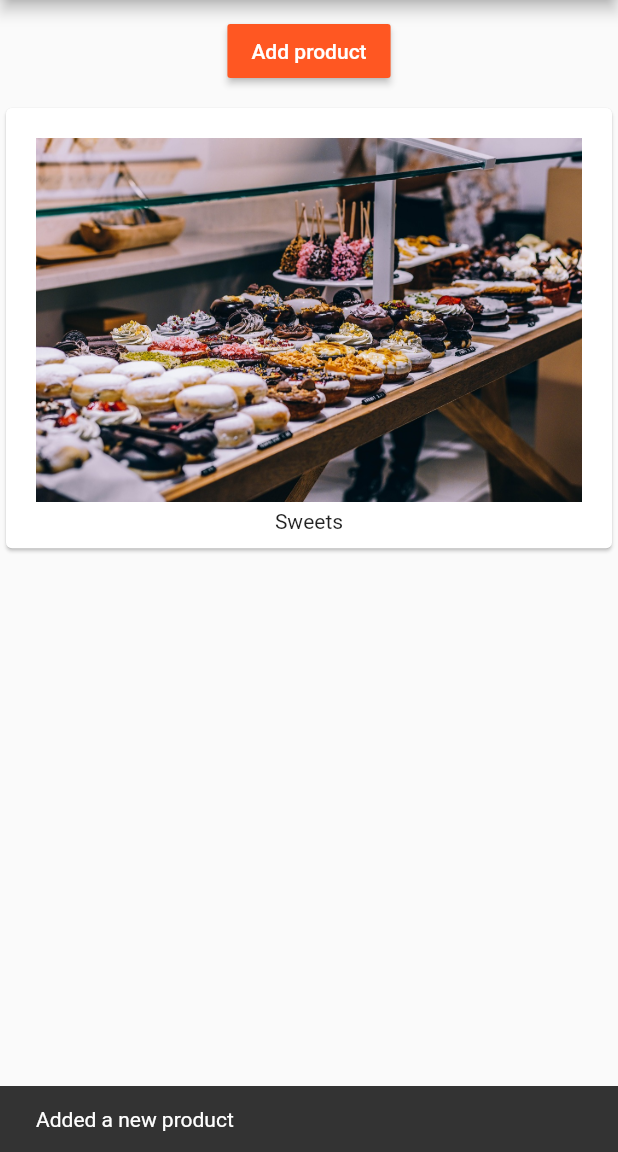
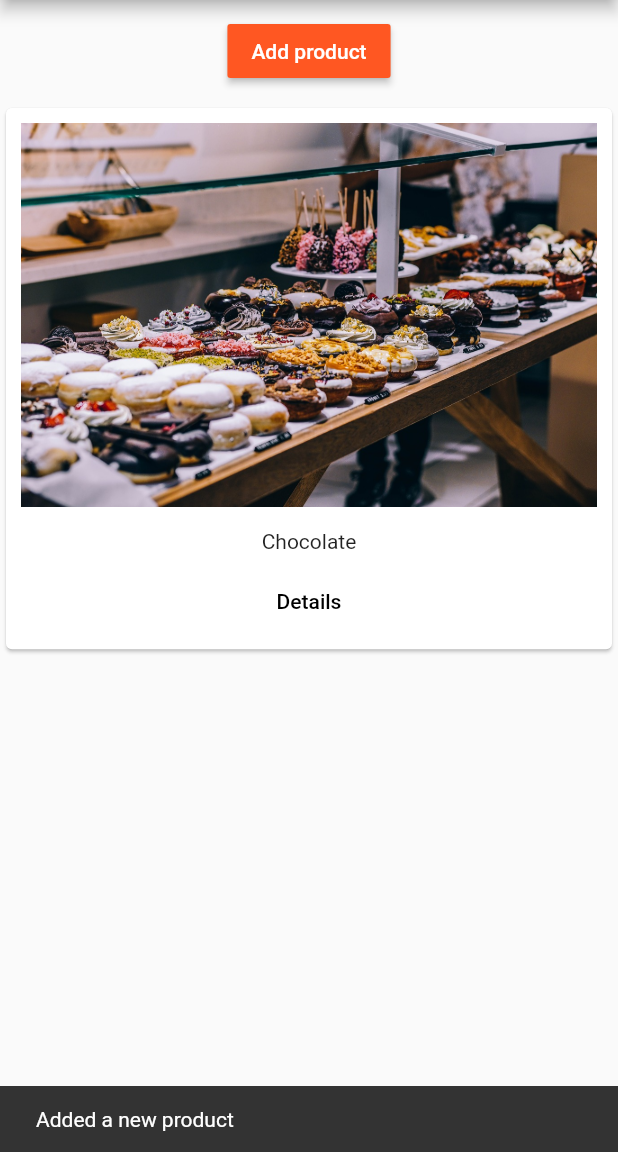
Before and after one commit to myidispg/flutter-projects, a Flutter app: the screen it shows after launch, after a tap on "Add product", on a phone screen of 412 x 824 dp, the part 84-1236 px from its top. Run offline on Flutter 3.47's test engine with Material 2 defaults, Android fonts, the phone set to English and light mode, and no system bars.

Commit message:
Added product delete

```diff
--- a/easy_list/lib/main.dart
+++ b/easy_list/lib/main.dart
@@ -1,13 +1,12 @@
 import 'package:flutter/material.dart';
 
-import 'product_manager.dart';
+import 'pages/home.dart';
 
 main() {
   runApp(MyApp());
 }
 
 class MyApp extends StatelessWidget {
-
   @override
   Widget build(context) {
     return MaterialApp(
@@ -17,12 +16,7 @@ class MyApp extends StatelessWidget {
         primarySwatch: Colors.deepOrange,
         accentColor: Colors.deepPurple,
       ),
-      home: Scaffold(
-        appBar: AppBar(
-          title: Text("Easy List"),
-        ),
-        body: ProductManager(/* startingProduct : 'Food Tester' */),
-      ),
+      home: HomePage(),
     );
   }
 }
--- /dev/null
+++ b/easy_list/lib/pages/home.dart
@@ -0,0 +1,16 @@
+import 'package:flutter/material.dart';
+
+import 'package:easy_list/product_manager.dart';
+
+class HomePage extends StatelessWidget {
+  @override
+  Widget build(BuildContext context) {
+    // TODO: implement build
+    return Scaffold(
+      appBar: AppBar(
+        title: Text("Easy List"),
+      ),
+      body: ProductManager(/* startingProduct : 'Food Tester' */),
+    );
+  }
+}
--- a/easy_list/lib/product_control.dart
+++ b/easy_list/lib/product_control.dart
@@ -10,8 +10,9 @@ class ProductControl extends StatelessWidget {
     return RaisedButton(
       color: Theme.of(context).primaryColor,
       onPressed: () {
-        addProduct('Sweets');
-        Scaffold.of(context).showSnackBar(new SnackBar(content: new Text("Added a new product")));
+        addProduct({'title': 'Chocolate', 'image': 'assets/food.jpg'});
+        Scaffold.of(context).showSnackBar(
+            new SnackBar(content: new Text("Added a new product")));
       },
       child: Text(
         'Add product',
--- a/easy_list/lib/product_manager.dart
+++ b/easy_list/lib/product_manager.dart
@@ -4,10 +4,10 @@ import 'products.dart';
 import 'product_control.dart';
 
 class ProductManager extends StatefulWidget {
+  final Map<String, String> startingProduct;
 
-  final String startingProduct;
-
-  ProductManager({this.startingProduct}); // Default argument.
+  ProductManager(
+      {this.startingProduct} /* {this.startingProduct = 'Some food'} */); // Default argument.
 
   @override
   State<StatefulWidget> createState() {
@@ -16,18 +16,20 @@ class ProductManager extends StatefulWidget {
 }
 
 class _ProductManagerState extends State<ProductManager> {
-  List<String> _products = [];
+  List<Map<String, String>> _products = [];
 
   // Method to call when this ProductManager is called for the first time. Subsequent state changes are ignored.
   @override
   void initState() {
-    if(widget.startingProduct != null) {
+    if (widget.startingProduct != null) {
       _products.add(widget.startingProduct);
     }
     super.initState();
   }
 
-  void _addProduct(String product){
+  void _addProduct(Map<String, String> product) {
+    // A map is used to hold multiple values. A product can have price, title etc.
+    // Set state is a part of StatefulWidget class. Hence, it cannot be used in StatelessWidget.
     setState(() {
       // This method should handle the logic to updating widget's state. This calls the build method again.
       _products.add(product);
@@ -35,14 +37,20 @@ class _ProductManagerState extends State<ProductManager> {
     });
   }
 
+  void _deleteProduct(int index){
+    setState(() {
+      _products.removeAt(index);
+    });
+  }
+
   @override
   Widget build(BuildContext context) {
     return Column(children: [
       Container(
-        margin: EdgeInsets.all(10.0),
-        child: ProductControl(_addProduct)
-      ),
-      Expanded(child: Products(_products)) // Expanded takes all the
+          margin: EdgeInsets.all(10.0), child: ProductControl(_addProduct)),
+      Expanded(
+          child: Products(
+              _products, deleteProduct: _deleteProduct)) // Expanded takes all the available space on viewport.
     ]);
   }
 }
--- a/easy_list/lib/products.dart
+++ b/easy_list/lib/products.dart
@@ -1,4 +1,6 @@
 import 'package:flutter/material.dart';
+
+import './pages/product.dart';
 
 /*
 We extend Stateless Widget here because the product list is without state.
@@ -7,28 +9,49 @@ The updated list is passed here.
 So, we can get by with Stateless widget here.
  */
 class Products extends StatelessWidget {
-  final List<String> _products;
+  final List<Map<String, String>> _products;
+  final Function deleteProduct;
 
-  Products([this._products = const []]);
+  Products(this._products, {this.deleteProduct});
 
   Widget _buildProduct(BuildContext context, int index) {
     return Card(
       child: Container(
         margin: EdgeInsets.only(top: 10.0, left: 10.0, right: 10.0),
-        padding: EdgeInsets.all(10.0),
+//        padding: EdgeInsets.all(10.0),
         child: Column(
           children: <Widget>[
-            Image.asset('assets/food.jpg'),
+            Image.asset(_products[index]['image']),
             Container(
-                margin: EdgeInsets.only(top: 5.0),
-                child: Text(_products[index]))
+                margin: EdgeInsets.only(top: 15.0),
+                child: Text(_products[index]['title'])),
+            ButtonBar(
+              alignment: MainAxisAlignment.center,
+              children: <Widget>[
+                FlatButton(
+                  child: Text('Details'),
+                  onPressed: () => Navigator.push<bool>( // bool from product.dart suggests that a the delete button was clicked.
+                        context,
+                        MaterialPageRoute(
+                          builder: (BuildContext context) => ProductPage(
+                              _products[index]['title'],
+                              _products[index]['image']),
+                        ),
+                      ).then((bool value) { // Then is a function which is executed when the bool value is received.
+                        if(value){
+                          deleteProduct(index);
+                        }
+                      }),
+                )
+              ],
+            )
           ],
         ),
       ),
     );
   }
 
-  Widget _buildProductList(){
+  Widget _buildProductList() {
     Widget productCardList = Center(
         child: Text('Whoops, we do not have a product to display now.'
             ' Click on the button ^^ to add some.'));
```
Also changed, not shown: easy_list/lib/pages/product.dart (added, +42 -0 lines).
